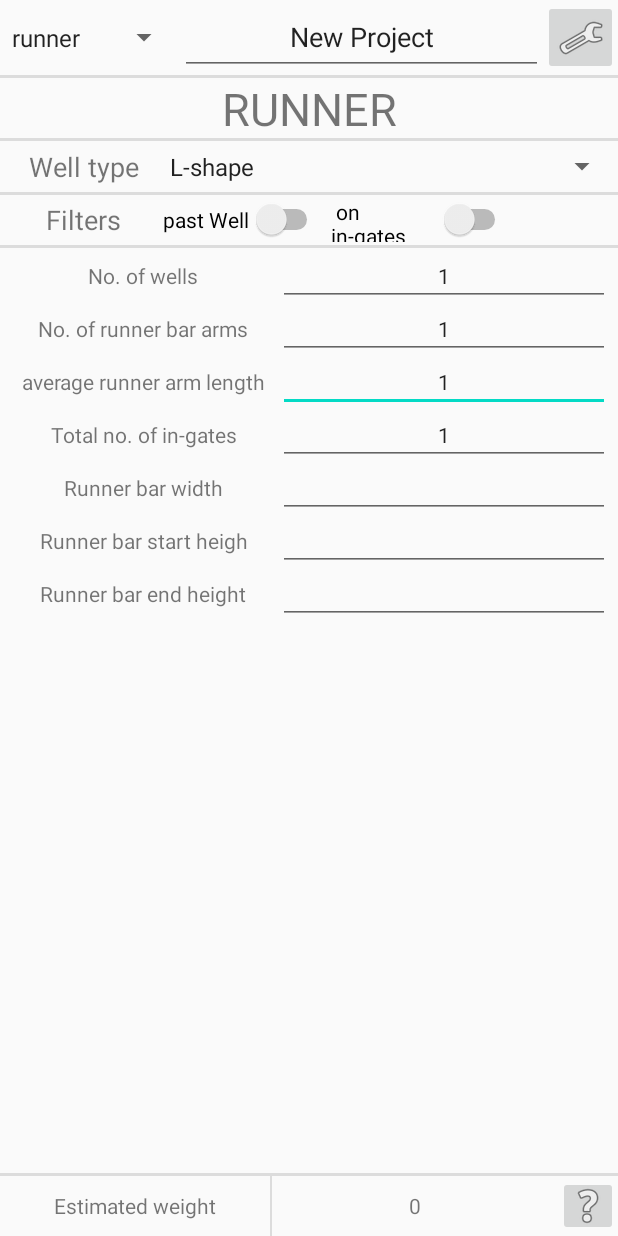
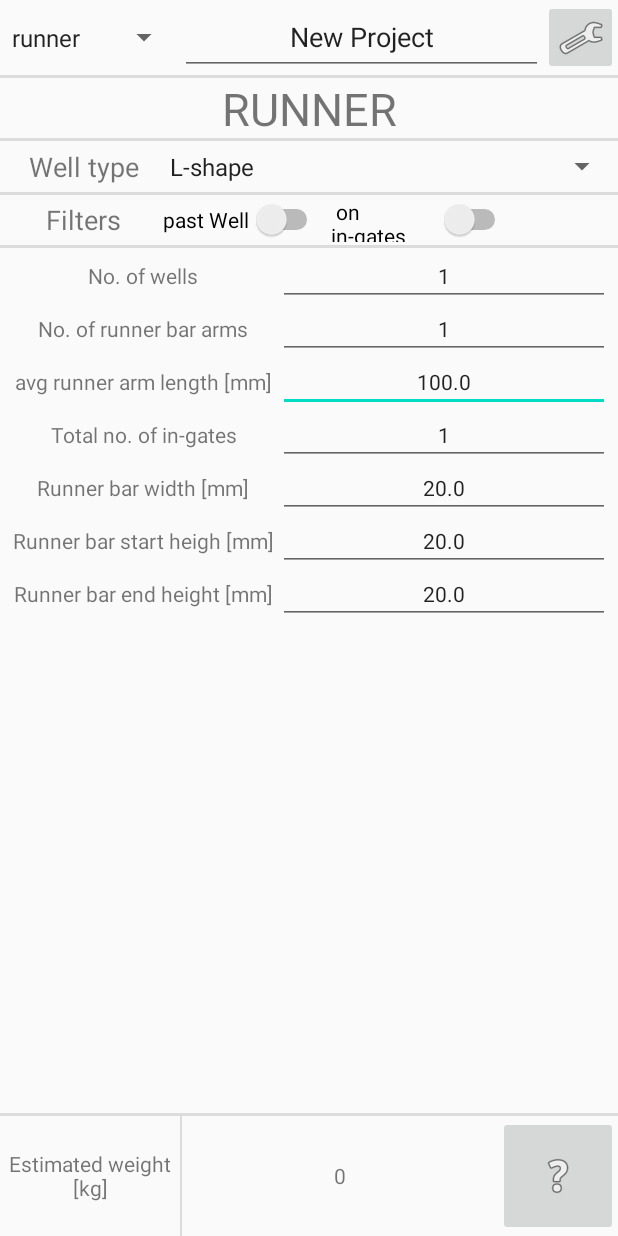
Before and after one commit to RafalUrbanek/Foundryman, an Android app: the RunnerActivity screen opened directly, with no data from a screen before it, on a phone screen of 412 x 824 dp. Run offline under Robolectric (Android 15) with nearby library versions, the phone set to English and light mode, and no system bars.

Commit message:
- Runner bar calculator finished

```diff
--- a/app/src/main/java/com/Raf/foundryman/Support.java
+++ b/app/src/main/java/com/Raf/foundryman/Support.java
@@ -17,6 +17,7 @@ public class Support {
     static double ingateDia = 0.0;
     static double sprueWidth = 0.0;
     static double feederMass;
+    static double runnerMass;
     static final double WELL_HEIGHT = 0.1;
     static final double G = 9.8;
     static final double DEFAULT_SF = 20;
--- a/app/src/main/res/layout/activity_runner.xml
+++ b/app/src/main/res/layout/activity_runner.xml
@@ -21,7 +21,7 @@
             android:width="100dp"
             android:height="30dp"
             android:gravity="center"
-            android:text="average runner arm length"
+            android:text="avg runner arm length [mm]"
             android:textAlignment="center"
             android:textSize="14sp"
             app:layout_constraintStart_toStartOf="parent"
@@ -72,7 +72,7 @@
 
         <ImageButton
             android:id="@+id/sprueHelpBtn2"
-            android:layout_width="40dp"
+            android:layout_width="80dp"
             android:layout_height="0dp"
             app:layout_constraintBottom_toBottomOf="parent"
             app:layout_constraintEnd_toEndOf="parent"
@@ -97,24 +97,24 @@
 
         <TextView
             android:id="@+id/runner_text_12"
-            android:layout_width="180dp"
+            android:layout_width="120dp"
             android:layout_height="0dp"
             android:width="100dp"
             android:height="30dp"
             android:gravity="center"
-            android:text="Estimated weight"
+            android:text="Estimated weight [kg]"
             android:textAlignment="center"
             android:textSize="14sp"
             app:layout_constraintBottom_toBottomOf="parent"
             app:layout_constraintStart_toStartOf="parent"
             app:layout_constraintTop_toBottomOf="@+id/divider23"
-            app:layout_constraintVertical_bias="0.0" />
+            app:layout_constraintVertical_bias="1.0" />
 
         <View
             android:id="@+id/divider23"
             android:layout_width="0dp"
             android:layout_height="2dp"
-            android:layout_marginBottom="40dp"
+            android:layout_marginBottom="80dp"
             android:background="?android:attr/listDivider"
             app:layout_constraintBottom_toBottomOf="parent"
             app:layout_constraintEnd_toEndOf="parent"
@@ -181,7 +181,7 @@
             android:width="100dp"
             android:height="30dp"
             android:gravity="center"
-            android:text="Well filter size"
+            android:text="Well filter size [mm]"
             android:textAlignment="center"
             android:textSize="14sp"
             android:visibility="invisible"
@@ -196,7 +196,7 @@
             android:width="100dp"
             android:height="30dp"
             android:gravity="center"
-            android:text="Runner bar end height"
+            android:text="Runner bar end height [mm]"
             android:textAlignment="center"
             android:textSize="14sp"
             app:layout_constraintStart_toStartOf="parent"
@@ -210,7 +210,7 @@
             android:width="100dp"
             android:height="30dp"
             android:gravity="center"
-            android:text="In-gate filter sizes"
+            android:text="In-gate filter sizes [mm]"
             android:textAlignment="center"
             android:textSize="14sp"
             android:visibility="invisible"
@@ -225,7 +225,7 @@
             android:width="100dp"
             android:height="30dp"
             android:gravity="center"
-            android:text="Runner bar width"
+            android:text="Runner bar width [mm]"
             android:textAlignment="center"
             android:textSize="14sp"
             app:layout_constraintStart_toStartOf="parent"
@@ -253,7 +253,7 @@
             android:width="100dp"
             android:height="30dp"
             android:gravity="center"
-            android:text="Runner bar start heigh"
+            android:text="Runner bar start heigh [mm]"
             android:textAlignment="center"
             android:textSize="14sp"
             app:layout_constraintStart_toStartOf="parent"
```
Also changed, not shown: app/src/main/java/com/Raf/foundryman/RunnerActivity.java (+45 -40 lines), app/src/main/res/layout/activity_sprue.xml (+3 -12 lines).
